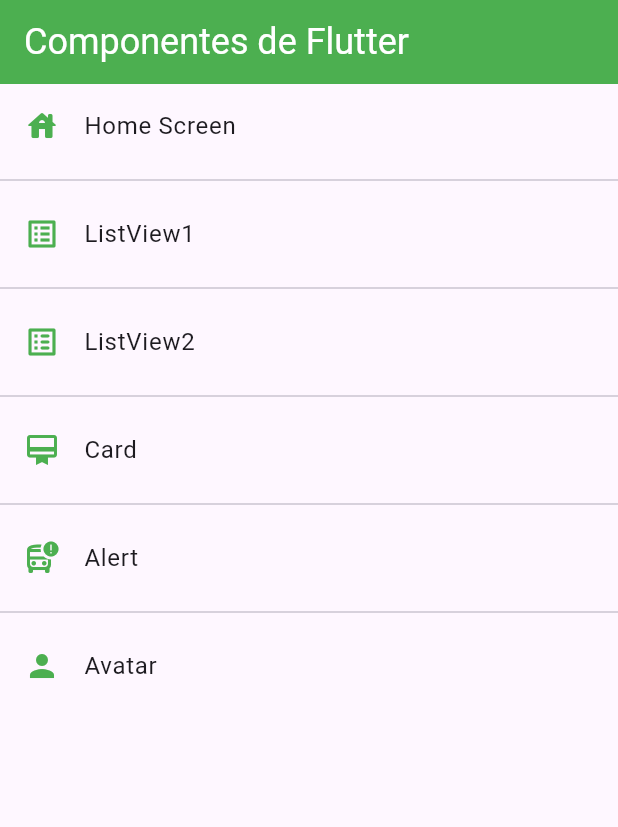
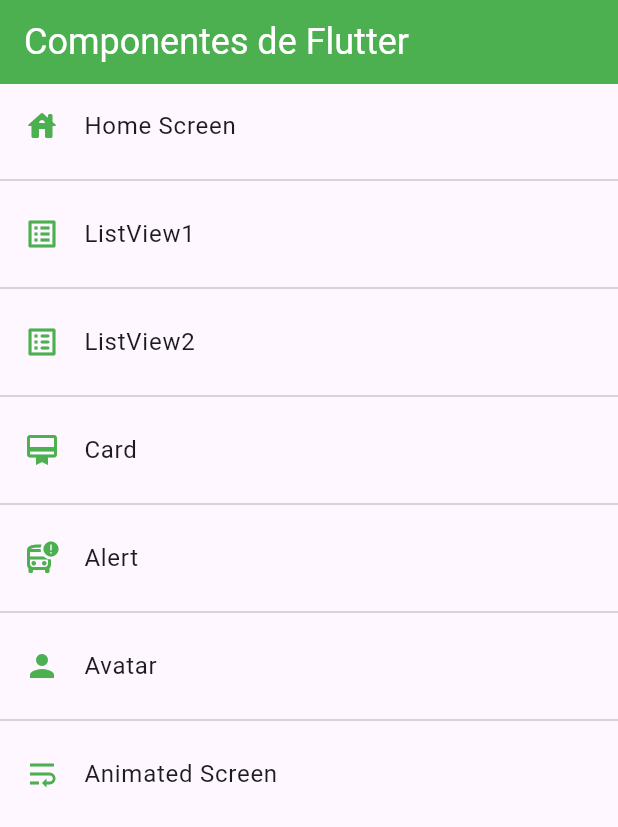
Before and after one commit to Guillermojs9/fl_componentes, a Flutter app: the screen it shows after launch, on a phone screen of 412 x 824 dp. Shown: the top 827 px of the screen. Run offline on Flutter 3.47's test engine with Material 3 defaults, Android fonts, the phone set to English and light mode, and no system bars.

```diff
--- a/fl_componentes/lib/routes/app_routes.dart
+++ b/fl_componentes/lib/routes/app_routes.dart
@@ -36,6 +36,11 @@ class AppRoutes {
         icon: Icons.person,
         name: "Avatar",
         screen: const AvatarScreen()),
+        MenuOption(
+        route: "animated",
+        icon: Icons.wrap_text,
+        name: "Animated Screen",
+        screen: const AnimatedScreen()),
   ];
 
   static Map<String, Widget Function(BuildContext)> getAppRoutes() {
--- a/fl_componentes/lib/screens/screens.dart
+++ b/fl_componentes/lib/screens/screens.dart
@@ -4,3 +4,4 @@ export 'package:fl_componentes/screens/home_screen.dart';
 export 'package:fl_componentes/screens/listview1_screen.dart';
 export 'package:fl_componentes/screens/listview2_screen.dart';
 export 'package:fl_componentes/screens/avatar_screen.dart';
+export 'package:fl_componentes/screens/animated_screen.dart';
```
Also changed, not shown: fl_componentes/lib/screens/animated_screen.dart (added, +47 -0 lines).
